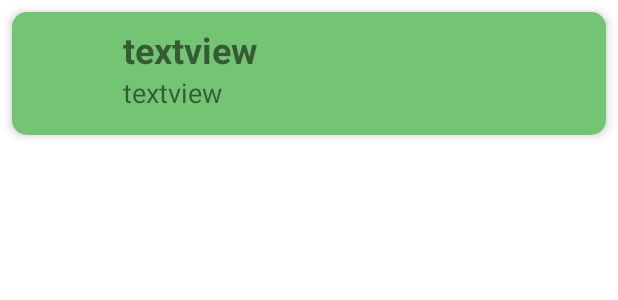
After one commit to mahdiabderraouf/backlog-mobile-app, an Android app: the layout project_cell.xml on its own in the app's theme, with its tools: preview values and no code run, on a phone screen of 412 x 824 dp. The commit adds this screen. Shown: the top 300 px of the screen. Run offline under Robolectric (Android 15) with nearby library versions, the phone set to English and light mode, and no system bars.

Commit message:
starting screen 2

```diff
--- a/app/src/main/res/layout/post_cell.xml
+++ b/app/src/main/res/layout/post_cell.xml
@@ -64,7 +64,6 @@
             android:layout_margin="8dp"
             android:layout_weight="1"
             android:background="@drawable/ic_rounded_corner"
-            android:contentDescription="@string/like"
             android:padding="8dp"
             android:scaleType="fitCenter"
             app:srcCompat="@drawable/ic_thumbs_up" />
--- /dev/null
+++ b/app/src/main/res/layout/project_cell.xml
@@ -0,0 +1,56 @@
+<?xml version="1.0" encoding="utf-8"?>
+<androidx.cardview.widget.CardView xmlns:android="http://schemas.android.com/apk/res/android"
+    xmlns:app="http://schemas.android.com/apk/res-auto"
+    xmlns:tools="http://schemas.android.com/tools"
+    android:layout_width="match_parent"
+    android:layout_height="wrap_content"
+    android:layout_margin="8dp"
+    app:cardCornerRadius="10dp"
+    app:cardElevation="4dp"
+    app:layout_constraintBottom_toBottomOf="parent"
+    app:layout_constraintEnd_toEndOf="parent"
+    app:layout_constraintStart_toStartOf="parent"
+    app:layout_constraintTop_toTopOf="parent">
+
+    <androidx.constraintlayout.widget.ConstraintLayout
+        android:layout_width="match_parent"
+        android:layout_height="match_parent"
+        android:background="#99169F16">
+
+        <ImageView
+            android:id="@+id/projectImage"
+            android:layout_width="50dp"
+            android:layout_height="50dp"
+            android:layout_marginStart="16dp"
+            android:layout_marginTop="16dp"
+            android:layout_marginBottom="16dp"
+            app:layout_constraintBottom_toBottomOf="parent"
+            app:layout_constraintStart_toStartOf="parent"
+            app:layout_constraintTop_toTopOf="parent" />
+
+        <TextView
+            android:id="@+id/projectName"
+            android:layout_width="0dp"
+            android:layout_height="wrap_content"
+            android:layout_marginStart="8dp"
+            android:layout_marginBottom="8dp"
+            android:text="@string/textview"
+            android:textSize="24sp"
+            android:textStyle="bold"
+            app:layout_constraintBottom_toTopOf="@+id/projectDescription"
+            app:layout_constraintStart_toEndOf="@+id/projectImage"
+            app:layout_constraintTop_toTopOf="@+id/projectImage" />
+
+        <TextView
+            android:id="@+id/projectDescription"
+            android:layout_width="wrap_content"
+            android:layout_height="wrap_content"
+            android:layout_marginStart="8dp"
+            android:text="@string/textview"
+            android:textSize="18sp"
+            app:layout_constraintBottom_toBottomOf="@+id/projectImage"
+            app:layout_constraintStart_toEndOf="@+id/projectImage" />
+
+    </androidx.constraintlayout.widget.ConstraintLayout>
+
+</androidx.cardview.widget.CardView>
```
Also changed, not shown: app/src/main/res/layout/activity_add_post.xml (deleted, +0 -94 lines), app/src/main/res/layout/activity_posts.xml (deleted, +0 -32 lines), app/src/main/res/layout/activity_projectdisplay.xml (added, +36 -0 lines), app/src/main/res/values/strings.xml (+7 -3 lines).
